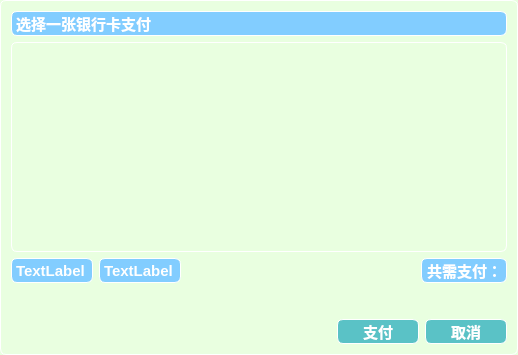
Above: buybuybuy-shop-master/paydialog.ui from oplisty/C- before the change. Below: the same form after it.
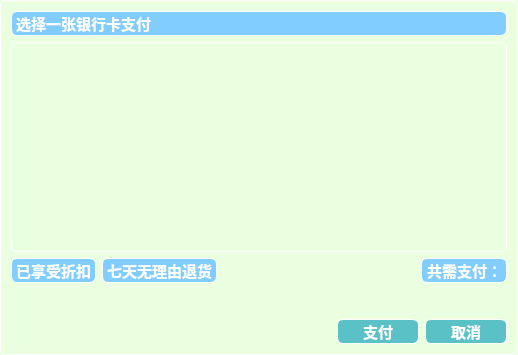
That is the form after the change. Icons and pictures are not drawn.

Patch:
```diff
--- a/buybuybuy-shop-master/paydialog.ui
+++ b/buybuybuy-shop-master/paydialog.ui
@@ -114,7 +114,7 @@
 </string>
        </property>
        <property name="text">
-        <string>TextLabel</string>
+        <string>已享受折扣</string>
        </property>
       </widget>
      </item>
@@ -135,7 +135,7 @@
 </string>
        </property>
        <property name="text">
-        <string>TextLabel</string>
+        <string>七天无理由退货</string>
        </property>
       </widget>
      </item>
```
